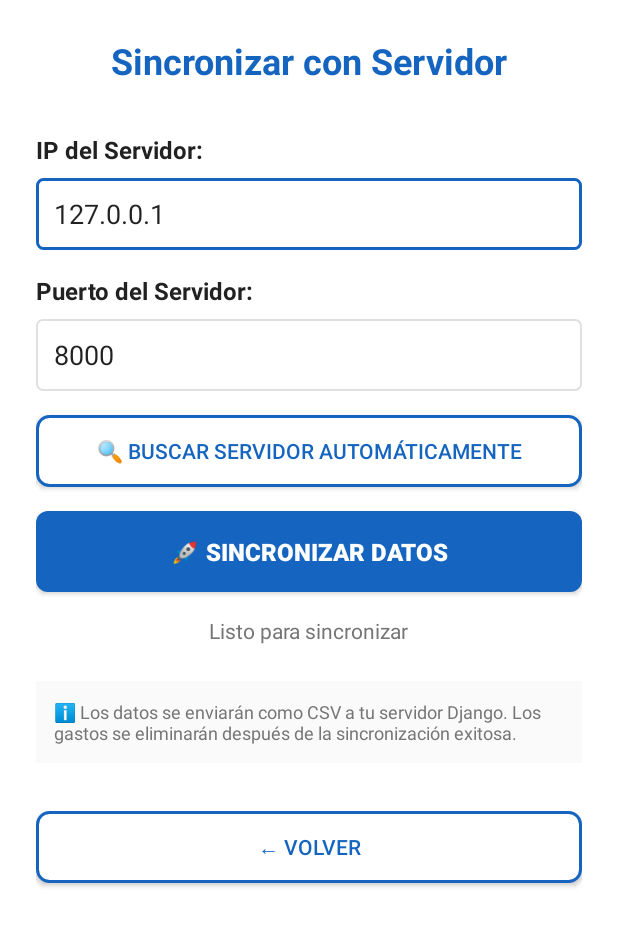
After one commit to AliasJavier/AppGastos, an Android app: the SyncActivity screen opened directly, with no data from a screen before it, on a phone screen of 412 x 824 dp. The commit adds this screen. Shown: the top 926 px of the screen. Run offline under Robolectric (Android 15) with nearby library versions, the phone set to English and light mode, and no system bars; our stand-ins replace Room's generated code.

Commit message:
escaneos de red

```diff
--- a/app/build.gradle
+++ b/app/build.gradle
@@ -37,4 +37,9 @@ dependencies {
     implementation "androidx.room:room-runtime:2.6.0"
     kapt "androidx.room:room-compiler:2.6.0"
     implementation "androidx.room:room-ktx:2.6.0"
+
+    // HTTP Client para API REST
+    implementation 'com.squareup.okhttp3:okhttp:4.12.0'
+    implementation 'com.squareup.retrofit2:retrofit:2.9.0'
+    implementation 'com.squareup.retrofit2:converter-gson:2.9.0'
 }
--- a/app/src/main/AndroidManifest.xml
+++ b/app/src/main/AndroidManifest.xml
@@ -1,5 +1,8 @@
 
 <manifest xmlns:android="http://schemas.android.com/apk/res/android">
+
+    <uses-permission android:name="android.permission.INTERNET" />
+    <uses-permission android:name="android.permission.ACCESS_NETWORK_STATE" />
 
     <application
         android:name=".AppGastosApp"
@@ -17,6 +20,7 @@
         </activity>
         <activity android:name=".ui.CategoriesActivity" android:exported="false" />
         <activity android:name=".ui.ExpensesActivity" android:exported="false" />
+        <activity android:name=".ui.screens.SyncActivity" android:exported="false" />
         <activity android:name=".ui.ExportActivity" android:exported="false" />
     </application>
 
--- a/app/src/main/java/com/example/appgastos/ui/MainActivity.kt
+++ b/app/src/main/java/com/example/appgastos/ui/MainActivity.kt
@@ -16,6 +16,7 @@ class MainActivity : AppCompatActivity() {
     private fun setupViews() {
         val btnCategories = findViewById<android.widget.Button>(R.id.btnCategories)
         val btnExpenses = findViewById<android.widget.Button>(R.id.btnExpenses)
+        val btnSync = findViewById<android.widget.Button>(R.id.btnSync)
         val btnExport = findViewById<android.widget.Button>(R.id.btnExport)
 
         btnCategories.setOnClickListener {
@@ -26,6 +27,10 @@ class MainActivity : AppCompatActivity() {
             startActivity(Intent(this, ExpensesActivity::class.java))
         }
 
+        btnSync.setOnClickListener {
+            startActivity(Intent(this, com.example.appgastos.ui.screens.SyncActivity::class.java))
+        }
+
         btnExport.setOnClickListener {
             startActivity(Intent(this, ExportActivity::class.java))
         }
--- /dev/null
+++ b/app/src/main/res/layout/activity_sync.xml
@@ -0,0 +1,107 @@
+<?xml version="1.0" encoding="utf-8"?>
+<LinearLayout xmlns:android="http://schemas.android.com/apk/res/android"
+    android:layout_width="match_parent"
+    android:layout_height="match_parent"
+    android:orientation="vertical"
+    android:padding="24dp"
+    android:background="@color/background_white">
+
+    <TextView
+        android:id="@+id/textViewTitle"
+        style="@style/TitleText"
+        android:layout_width="wrap_content"
+        android:layout_height="wrap_content"
+        android:text="Sincronizar con Servidor"
+        android:layout_gravity="center_horizontal"
+        android:layout_marginBottom="32dp" />
+
+    <TextView
+        android:layout_width="wrap_content"
+        android:layout_height="wrap_content"
+        android:text="IP del Servidor:"
+        android:textColor="@color/text_primary"
+        android:textSize="16sp"
+        android:textStyle="bold"
+        android:layout_marginBottom="8dp" />
+
+    <EditText
+        android:id="@+id/editTextServerIP"
+        android:layout_width="match_parent"
+        android:layout_height="48dp"
+        android:hint="Ej: 192.168.1.100"
+        android:inputType="text"
+        android:background="@drawable/edittext_bg"
+        android:padding="12dp"
+        android:layout_marginBottom="16dp" />
+
+    <TextView
+        android:layout_width="wrap_content"
+        android:layout_height="wrap_content"
+        android:text="Puerto del Servidor:"
+        android:textColor="@color/text_primary"
+        android:textSize="16sp"
+        android:textStyle="bold"
+        android:layout_marginBottom="8dp" />
+
+    <EditText
+        android:id="@+id/editTextServerPort"
+        android:layout_width="match_parent"
+        android:layout_height="48dp"
+        android:hint="Ej: 8000"
+        android:inputType="number"
+        android:background="@drawable/edittext_bg"
+        android:padding="12dp"
+        android:layout_marginBottom="16dp" />
+
+    <Button
+        android:id="@+id/btnDiscover"
+        style="@style/ButtonSecondary"
+        android:layout_width="match_parent"
+        android:layout_height="wrap_content"
+        android:text="🔍 Buscar Servidor Automáticamente"
+        android:layout_marginBottom="16dp" />
+
+    <Button
+        android:id="@+id/btnSync"
+        style="@style/ButtonPrimary"
+        android:layout_width="match_parent"
+        android:layout_height="wrap_content"
+        android:text="🚀 Sincronizar Datos"
+        android:layout_marginBottom="16dp" />
+
+    <ProgressBar
+        android:id="@+id/progressBar"
+        android:layout_width="wrap_content"
+        android:layout_height="wrap_content"
+        android:layout_gravity="center_horizontal"
+        android:visibility="gone"
+        android:layout_marginBottom="16dp" />
+
+    <TextView
+        android:id="@+id/textViewStatus"
+        android:layout_width="wrap_content"
+        android:layout_height="wrap_content"
+        android:text="Listo para sincronizar"
+        android:textColor="@color/text_secondary"
+        android:layout_gravity="center_horizontal"
+        android:layout_marginBottom="24dp" />
+
+    <TextView
+        android:layout_width="match_parent"
+        android:layout_height="wrap_content"
+        android:text="ℹ️ Los datos se enviarán como CSV a tu servidor Django. Los gastos se eliminarán después de la sincronización exitosa."
+        android:textSize="12sp"
+        android:textColor="@color/text_secondary"
+        android:background="@color/surface_light_gray"
+        android:padding="12dp"
+        android:layout_marginBottom="16dp" />
+
+    <Button
+        android:id="@+id/btnBack"
+        style="@style/ButtonSecondary"
+        android:layout_width="match_parent"
+        android:layout_height="wrap_content"
+        android:text="← Volver"
+        android:layout_marginTop="16dp" />
+
+</LinearLayout>
```
Also changed, not shown: app/src/main/java/com/example/appgastos/ui/screens/SyncActivity.kt (added, +296 -0 lines), app/src/main/res/layout/activity_main.xml (+8 -0 lines).
